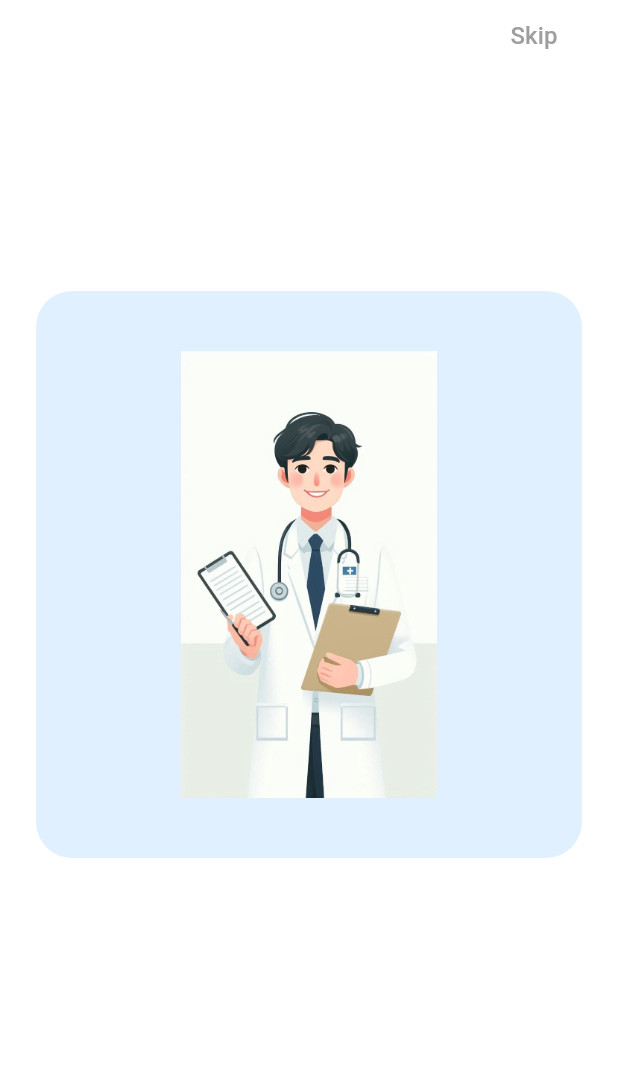
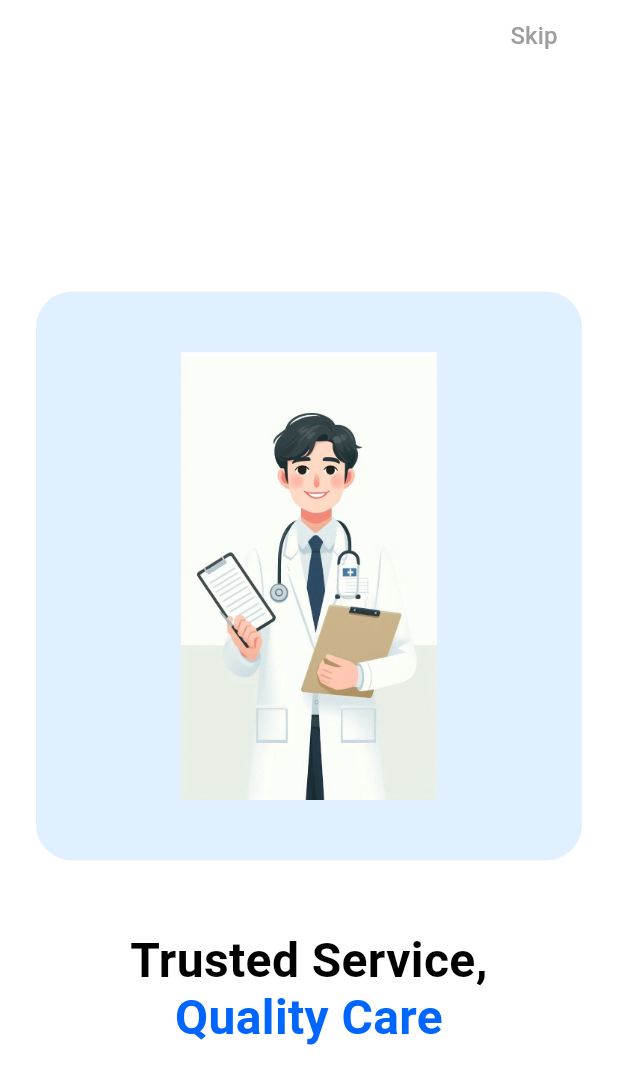
Before and after one commit to denistendo/FRIECCA-PHARMACY, a Flutter app: the screen it shows after launch, on a phone screen of 412 x 824 dp. Shown: the top 1084 px of the screen. Run offline on Flutter 3.47's test engine with Material 3 defaults, Android fonts, the phone set to English and light mode, and no system bars.

Commit message:
added main title text

```diff
--- a/lib/onboarding/onboarding1.dart
+++ b/lib/onboarding/onboarding1.dart
@@ -51,7 +51,30 @@ class Onboarding1Screen extends StatelessWidget {
                 ),
               ),
 
-              const Spacer(), // Placeholder text
+              const SizedBox(height: 48),
+
+              const Text(
+                'Trusted Service,',
+                style: TextStyle(
+                  fontSize: 32,
+                  fontWeight: FontWeight.bold,
+                  color: Colors.black,
+                  height: 1.2,
+                ),
+                textAlign: TextAlign.center,
+              ),
+              const Text(
+                'Quality Care',
+                style: TextStyle(
+                  fontSize: 32,
+                  fontWeight: FontWeight.bold,
+                  color: Color(0xFF0066FF),
+                  height: 1.2,
+                ),
+                textAlign: TextAlign.center,
+              ),
+
+
               const Spacer(),
             ],
           ),
```
